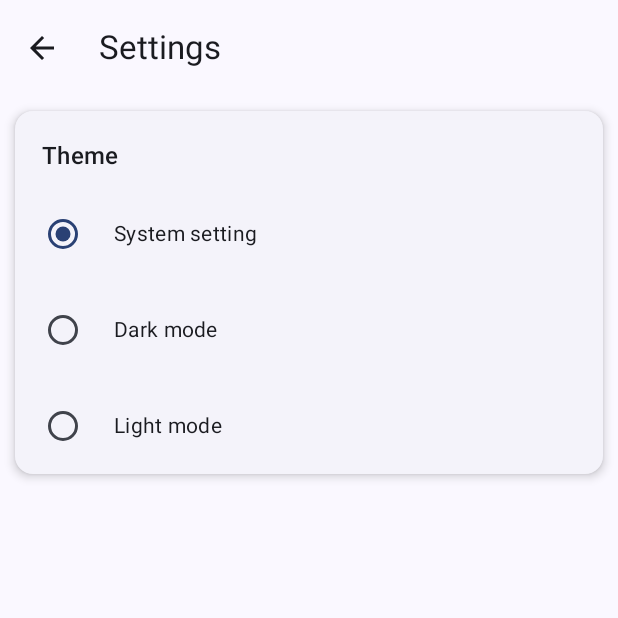
After one commit to serkan-y38/Android-ContinuousGoals, an Android app built with Jetpack Compose: the SettingsScreen screen opened through its navigation route, on a phone screen of 412 x 824 dp, the top half of it. The commit adds this screen. Run offline under Robolectric (Android 15) with nearby library versions, the phone set to English and light mode, and no system bars; our stand-ins replace Dagger/Hilt's generated code, accompanist.

Commit message:
Added theme settings

```diff
--- a/app/build.gradle.kts
+++ b/app/build.gradle.kts
@@ -71,6 +71,9 @@ dependencies {
     debugImplementation("androidx.compose.ui:ui-test-manifest")
     implementation("com.google.accompanist:accompanist-systemuicontroller:0.30.1")
 
+    // Preferences DataStore
+    implementation("androidx.datastore:datastore-preferences:1.0.0")
+
     // Dagger Hilt
     implementation("com.google.dagger:hilt-android:2.48")
     kapt("com.google.dagger:hilt-android-compiler:2.48")
--- a/app/src/main/java/com/yilmaz/continuousgoals/common/Constants.kt
+++ b/app/src/main/java/com/yilmaz/continuousgoals/common/Constants.kt
@@ -31,4 +31,8 @@ object Constants {
         Color.parseColor("#29B6F6")
     )
 
+    const val THEME_PREFERENCES_KEY = "theme"
+    const val DATA_STORE_PREFERENCES_NAME = "settings"
+    val themes = listOf("System setting", "Dark mode", "Light mode")
+
 }
--- a/app/src/main/java/com/yilmaz/continuousgoals/presentation/navigation/NavigationGraph.kt
+++ b/app/src/main/java/com/yilmaz/continuousgoals/presentation/navigation/NavigationGraph.kt
@@ -3,4 +3,5 @@ package com.yilmaz.continuousgoals.presentation.navigation
 sealed class NavigationGraph(val route: String) {
     data object GoalsScreen : NavigationGraph(route = "goals_screen")
     data object GoalDetailScreen : NavigationGraph(route = "goal_detail_screen")
+    data object SettingsScreen : NavigationGraph(route = "settings_screen")
 }
--- a/app/src/main/java/com/yilmaz/continuousgoals/presentation/navigation/NavigationHelper.kt
+++ b/app/src/main/java/com/yilmaz/continuousgoals/presentation/navigation/NavigationHelper.kt
@@ -7,6 +7,7 @@ import androidx.navigation.compose.composable
 import com.yilmaz.continuousgoals.domain.model.Goal
 import com.yilmaz.continuousgoals.presentation.secreens.goal_detail.GoalDetailScreen
 import com.yilmaz.continuousgoals.presentation.secreens.goals_screen.GoalsScreen
+import com.yilmaz.continuousgoals.presentation.secreens.settings.SettingsScreen
 
 @Composable
 fun SetUpNavigationGraph(navHostController: NavHostController) {
@@ -27,6 +28,11 @@ fun SetUpNavigationGraph(navHostController: NavHostController) {
             )
             goal?.let { it1 -> GoalDetailScreen(navHostController, it1) }
         }
+        composable(
+            route = NavigationGraph.SettingsScreen.route
+        ) {
+            SettingsScreen(navHostController)
+        }
     }
 }
 
--- a/app/src/main/java/com/yilmaz/continuousgoals/presentation/secreens/MainActivity.kt
+++ b/app/src/main/java/com/yilmaz/continuousgoals/presentation/secreens/MainActivity.kt
@@ -7,45 +7,45 @@ import androidx.compose.foundation.isSystemInDarkTheme
 import androidx.compose.foundation.layout.fillMaxSize
 import androidx.compose.material3.MaterialTheme
 import androidx.compose.material3.Surface
-import androidx.compose.runtime.Composable
-import androidx.compose.runtime.SideEffect
+import androidx.compose.runtime.collectAsState
 import androidx.compose.ui.Modifier
 import androidx.core.view.WindowCompat
 import androidx.navigation.compose.rememberNavController
-import com.google.accompanist.systemuicontroller.rememberSystemUiController
+import com.yilmaz.continuousgoals.common.Constants
 import com.yilmaz.continuousgoals.presentation.navigation.SetUpNavigationGraph
+import com.yilmaz.continuousgoals.presentation.secreens.settings.SetSystemBarsColor
 import com.yilmaz.continuousgoals.presentation.ui.theme.ContinuousGoalsTheme
+import com.yilmaz.continuousgoals.presentation.utils.DataStoreUtils
 import dagger.hilt.android.AndroidEntryPoint
 
 @AndroidEntryPoint
 class MainActivity : ComponentActivity() {
+
     override fun onCreate(savedInstanceState: Bundle?) {
         super.onCreate(savedInstanceState)
+
         WindowCompat.setDecorFitsSystemWindows(window, false)
+
         setContent {
-            ContinuousGoalsTheme {
+            val theme = DataStoreUtils(applicationContext).getTheme()
+                .collectAsState(initial = Constants.themes[0])
+
+            ContinuousGoalsTheme(
+                darkTheme = when (theme.value) {
+                    Constants.themes[0] -> isSystemInDarkTheme()
+                    Constants.themes[1] -> true
+                    else -> false
+                }
+            ) {
                 // A surface container using the 'background' color from the theme
                 Surface(
                     modifier = Modifier.fillMaxSize(),
                     color = MaterialTheme.colorScheme.background
                 ) {
-                    SetSystemBarsColor()
-                    SetUpNavigationGraph(
-                        navHostController = rememberNavController()
-                    )
+                    SetSystemBarsColor(theme.value)
+                    SetUpNavigationGraph(navHostController = rememberNavController())
                 }
             }
         }
     }
 }
-
-@Composable
-fun SetSystemBarsColor() {
-    rememberSystemUiController().also { systemUiController ->
-        systemUiController.setSystemBarsColor(MaterialTheme.colorScheme.surface)
-        if (!isSystemInDarkTheme())
-            SideEffect { systemUiController.statusBarDarkContentEnabled = true }
-        else
-            SideEffect { systemUiController.statusBarDarkContentEnabled = false }
-    }
-}
--- a/app/src/main/java/com/yilmaz/continuousgoals/presentation/common/AlertDialog.kt
+++ b/app/src/main/java/com/yilmaz/continuousgoals/presentation/secreens/common/AlertDialog.kt
@@ -1,4 +1,4 @@
-package com.yilmaz.continuousgoals.presentation.common
+package com.yilmaz.continuousgoals.presentation.secreens.common
 
 import androidx.compose.material3.AlertDialog
 import androidx.compose.material3.Text
--- a/app/src/main/java/com/yilmaz/continuousgoals/presentation/secreens/goal_detail/GoalDetailScreen.kt
+++ b/app/src/main/java/com/yilmaz/continuousgoals/presentation/secreens/goal_detail/GoalDetailScreen.kt
@@ -35,7 +35,7 @@ import androidx.hilt.navigation.compose.hiltViewModel
 import androidx.navigation.NavController
 import com.yilmaz.continuousgoals.R
 import com.yilmaz.continuousgoals.domain.model.Goal
-import com.yilmaz.continuousgoals.presentation.common.MyAlertDialog
+import com.yilmaz.continuousgoals.presentation.secreens.common.MyAlertDialog
 import com.yilmaz.continuousgoals.presentation.secreens.goal_detail.components.GoalDetailsBottomSheet
 import com.yilmaz.continuousgoals.presentation.secreens.goal_detail.components.GoalItemsList
 import com.yilmaz.continuousgoals.presentation.secreens.goal_detail.components.GoalStatisticsBottomSheet
--- a/app/src/main/java/com/yilmaz/continuousgoals/presentation/secreens/goals_screen/GoalsScreen.kt
+++ b/app/src/main/java/com/yilmaz/continuousgoals/presentation/secreens/goals_screen/GoalsScreen.kt
@@ -47,6 +47,7 @@ import androidx.hilt.navigation.compose.hiltViewModel
 import androidx.navigation.NavController
 import com.google.accompanist.systemuicontroller.rememberSystemUiController
 import com.yilmaz.continuousgoals.R
+import com.yilmaz.continuousgoals.presentation.navigation.NavigationGraph
 import com.yilmaz.continuousgoals.presentation.secreens.goals_screen.components.GoalsList
 import com.yilmaz.continuousgoals.presentation.secreens.goals_screen.components.InsertGoalBottomSheet
 import com.yilmaz.continuousgoals.presentation.secreens.goals_screen.components.navigationItems
@@ -135,9 +136,7 @@ fun GoalsScreen(
                                     // TODO
                                 }
 
-                                2 -> {
-                                    // TODO
-                                }
+                                2 -> navController.navigate(route = NavigationGraph.SettingsScreen.route)
                             }
                             scope.launch {
                                 drawerState.close()
--- /dev/null
+++ b/app/src/main/java/com/yilmaz/continuousgoals/presentation/secreens/settings/SettingsScreen.kt
@@ -0,0 +1,149 @@
+package com.yilmaz.continuousgoals.presentation.secreens.settings
+
+import androidx.compose.foundation.isSystemInDarkTheme
+import androidx.compose.foundation.layout.Arrangement
+import androidx.compose.foundation.layout.Column
+import androidx.compose.foundation.layout.Row
+import androidx.compose.foundation.layout.fillMaxSize
+import androidx.compose.foundation.layout.fillMaxWidth
+import androidx.compose.foundation.layout.padding
+import androidx.compose.foundation.layout.wrapContentHeight
+import androidx.compose.material.icons.Icons
+import androidx.compose.material.icons.automirrored.filled.ArrowBack
+import androidx.compose.material3.CardDefaults
+import androidx.compose.material3.ElevatedCard
+import androidx.compose.material3.ExperimentalMaterial3Api
+import androidx.compose.material3.Icon
+import androidx.compose.material3.IconButton
+import androidx.compose.material3.MaterialTheme
+import androidx.compose.material3.RadioButton
+import androidx.compose.material3.Scaffold
+import androidx.compose.material3.Text
+import androidx.compose.material3.TopAppBar
+import androidx.compose.material3.TopAppBarDefaults
+import androidx.compose.runtime.Composable
+import androidx.compose.runtime.SideEffect
+import androidx.compose.runtime.collectAsState
+import androidx.compose.runtime.getValue
+import androidx.compose.runtime.mutableStateOf
+import androidx.compose.runtime.remember
+import androidx.compose.runtime.rememberCoroutineScope
+import androidx.compose.runtime.setValue
+import androidx.compose.ui.Alignment
+import androidx.compose.ui.Modifier
+import androidx.compose.ui.platform.LocalContext
+import androidx.compose.ui.text.style.TextOverflow
+import androidx.compose.ui.tooling.preview.Devices
+import androidx.compose.ui.tooling.preview.Preview
+import androidx.compose.ui.unit.dp
+import androidx.navigation.NavController
+import com.google.accompanist.systemuicontroller.rememberSystemUiController
+import com.yilmaz.continuousgoals.common.Constants
+import com.yilmaz.continuousgoals.presentation.utils.DataStoreUtils
+import kotlinx.coroutines.launch
+
+@OptIn(ExperimentalMaterial3Api::class)
+@Composable
+fun SettingsScreen(navController: NavController) {
+
+    val context = LocalContext.current
+    val dataStoreUtils = DataStoreUtils(context)
+    val coroutineScope = rememberCoroutineScope()
+
+    val themes = Constants.themes
+    val theme = dataStoreUtils.getTheme().collectAsState(initial = Constants.themes[0])
+    var selectedOption by remember { mutableStateOf(theme.value) }
+
+    Scaffold(
+        modifier = Modifier
+            .fillMaxSize(),
+        topBar = {
+            TopAppBar(
+                colors = TopAppBarDefaults.topAppBarColors(
+                    containerColor = MaterialTheme.colorScheme.surface,
+                ),
+                title = {
+                    Text(
+                        modifier = Modifier.padding(horizontal = 10.dp),
+                        text = "Settings",
+                        maxLines = 1,
+                        overflow = TextOverflow.Ellipsis
+                    )
+                },
+                navigationIcon = {
+                    IconButton(
+                        onClick = { navController.popBackStack() }
+                    ) {
+                        Icon(
+                            imageVector = Icons.AutoMirrored.Filled.ArrowBack,
+                            contentDescription = ""
+                        )
+                    }
+                }
+            )
+        },
+        content = { padding ->
+            Column(
+                modifier = Modifier
+                    .fillMaxSize()
+                    .padding(padding)
+            ) {
+                ElevatedCard(
+                    modifier = Modifier
+                        .fillMaxWidth()
+                        .wrapContentHeight()
+                        .padding(10.dp),
+                    elevation = CardDefaults.cardElevation(4.dp)
+                ) {
+                    Column(
+                        modifier = Modifier.padding(8.dp),
+                        verticalArrangement = Arrangement.spacedBy(16.dp)
+                    ) {
+                        Text(
+                            text = "Theme",
+                            style = MaterialTheme.typography.titleMedium,
+                            modifier = Modifier.padding(top = 10.dp, start = 10.dp),
+                        )
+                        themes.forEach { option ->
+                            Row(verticalAlignment = Alignment.CenterVertically) {
+                                RadioButton(
+                                    selected = (option == theme.value),
+                                    onClick = {
+                                        selectedOption = option
+                                        coroutineScope.launch {
+                                            dataStoreUtils.setTheme(selectedOption)
+                                        }
+                                    }
+                                )
+                                Text(
+                                    text = option,
+                                    style = MaterialTheme.typography.bodyMedium,
+                                    modifier = Modifier.padding(start = 10.dp)
+                                )
+                            }
+                        }
+                    }
+                }
+            }
+            SetSystemBarsColor(selectedOption)
+        }
+    )
+}
+
+@Composable
+fun SetSystemBarsColor(theme: String) {
+    rememberSystemUiController().also { systemUiController ->
+        systemUiController.setSystemBarsColor(MaterialTheme.colorScheme.surface)
+        if ((!isSystemInDarkTheme() && theme == Constants.themes[0]) || theme == Constants.themes[2])
+            SideEffect { systemUiController.statusBarDarkContentEnabled = true }
+        else
+            SideEffect { systemUiController.statusBarDarkContentEnabled = false }
+    }
+}
+
+@Preview(device = Devices.PIXEL_4, showSystemUi = true)
+@Composable
+fun Settings() {
+    val context = LocalContext.current
+    SettingsScreen(navController = NavController(context))
+}
--- /dev/null
+++ b/app/src/main/java/com/yilmaz/continuousgoals/presentation/utils/DataStoreUtils.kt
@@ -0,0 +1,37 @@
+package com.yilmaz.continuousgoals.presentation.utils
+
+import android.content.Context
+import androidx.datastore.core.DataStore
+import androidx.datastore.preferences.core.Preferences
+import androidx.datastore.preferences.core.edit
+import androidx.datastore.preferences.core.stringPreferencesKey
+import androidx.datastore.preferences.preferencesDataStore
+import com.yilmaz.continuousgoals.common.Constants
+import com.yilmaz.continuousgoals.common.Constants.DATA_STORE_PREFERENCES_NAME
+import com.yilmaz.continuousgoals.common.Constants.THEME_PREFERENCES_KEY
+import kotlinx.coroutines.flow.Flow
+import kotlinx.coroutines.flow.map
+
+class DataStoreUtils(private val context: Context) {
+
+    fun getTheme(): Flow<String> = context.dataStore.data
+        .map { preferences ->
+            preferences[THEME_KEY] ?: Constants.themes[0]
+        }
+
+    suspend fun setTheme(theme: String) {
+        context.dataStore.edit { preferences ->
+            preferences[THEME_KEY] = theme
+        }
+    }
+
+    companion object {
+        private val Context.dataStore: DataStore<Preferences> by preferencesDataStore(
+            DATA_STORE_PREFERENCES_NAME
+        )
+        val THEME_KEY = stringPreferencesKey(
+            THEME_PREFERENCES_KEY
+        )
+    }
+
+}
```
